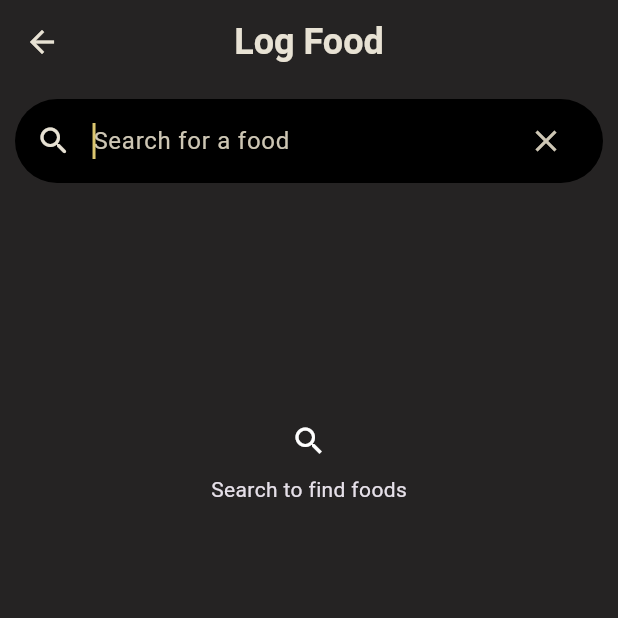
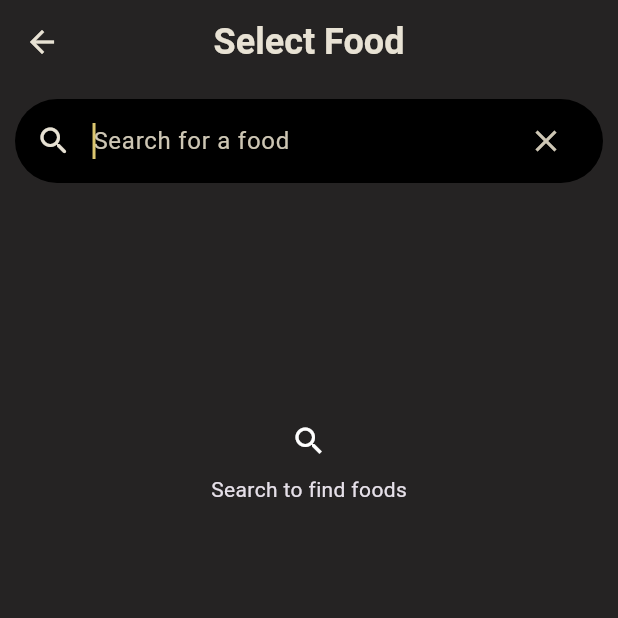
Before and after one commit to brandonxu360/proteam_app, a Flutter app: the HomePage screen opened directly with empty values, after a tap on "Log Food", on a phone screen of 412 x 824 dp, the top half of it. Run offline on Flutter 3.47's test engine with Material 3 defaults, Android fonts, the phone set to English and light mode, and no system bars; our stand-ins replace bloc, cached_network_image, cloud_firestore, dartz, equatable, firebase_auth and 8 more; accounts and stored records are empty.

Commit message:
Scaffold LogFoodPage and implement nagivation from search food page

```diff
--- a/lib/core/const/route_const.dart
+++ b/lib/core/const/route_const.dart
@@ -5,4 +5,5 @@ class RouteConst {
   static const String signInPage = 'signInPage';
   static const String homePage = 'homePage';
   static const String searchFoodPage = 'searchFoodPage';
+  static const String logFoodPage = 'logFoodPage';
 }
--- a/lib/core/routes/on_generate_routes.dart
+++ b/lib/core/routes/on_generate_routes.dart
@@ -1,8 +1,10 @@
 import 'package:flutter/material.dart';
 import 'package:proteam_app/core/const/route_const.dart';
 import 'package:proteam_app/core/pages/home_page.dart';
+import 'package:proteam_app/features/food/domain/entities/food_entity.dart';
 import 'package:proteam_app/features/food/presentation/pages/create_food_page.dart';
 import 'package:proteam_app/features/food/presentation/pages/search_food_page.dart';
+import 'package:proteam_app/features/log/presentation/pages/log_food_page.dart';
 import 'package:proteam_app/features/user/presentation/pages/register_page.dart';
 import 'package:proteam_app/features/user/presentation/pages/sign_in_page.dart';
 
@@ -39,6 +41,15 @@ class OnGenerateRoute {
         {
           return materialPageBuilder(const SearchFoodPage());
         }
+
+      case RouteConst.logFoodPage:
+        {
+          if (args is FoodEntity) {
+            return materialPageBuilder(LogFoodPage(food: args));
+          } else {
+            return materialPageBuilder(const ErrorPage());
+          }
+        }
     }
 
     return null;
--- a/lib/features/food/presentation/pages/search_food_page.dart
+++ b/lib/features/food/presentation/pages/search_food_page.dart
@@ -34,7 +34,7 @@ class _SearchFoodPageState extends State<SearchFoodPage> {
             appBar: AppBar(
               centerTitle: true,
               elevation: 0,
-              title: const Text('Log Food', style: Styles.headline1),
+              title: const Text('Select Food', style: Styles.headline1),
               backgroundColor: raisinBlackColor,
               surfaceTintColor: raisinBlackColor,
             ),
--- a/lib/features/food/presentation/widgets/food_list_tile_widget.dart
+++ b/lib/features/food/presentation/widgets/food_list_tile_widget.dart
@@ -1,5 +1,6 @@
 import 'package:flutter/material.dart';
 import 'package:font_awesome_flutter/font_awesome_flutter.dart';
+import 'package:proteam_app/core/const/route_const.dart';
 import 'package:proteam_app/core/theme/color_style.dart';
 import 'package:proteam_app/features/food/domain/entities/food_entity.dart';
 
@@ -13,7 +14,9 @@ class FoodListTile extends StatelessWidget {
     return Padding(
       padding: const EdgeInsets.symmetric(horizontal: 10.0, vertical: 8),
       child: GestureDetector(
-        onTap: () {},
+        onTap: () {
+          Navigator.pushNamed(context, RouteConst.logFoodPage, arguments: food);
+        },
         child: ListTile(
           tileColor: boneColor,
           textColor: blackColor,
```
Also changed, not shown: lib/features/log/presentation/pages/log_food_page.dart (added, +32 -0 lines).
